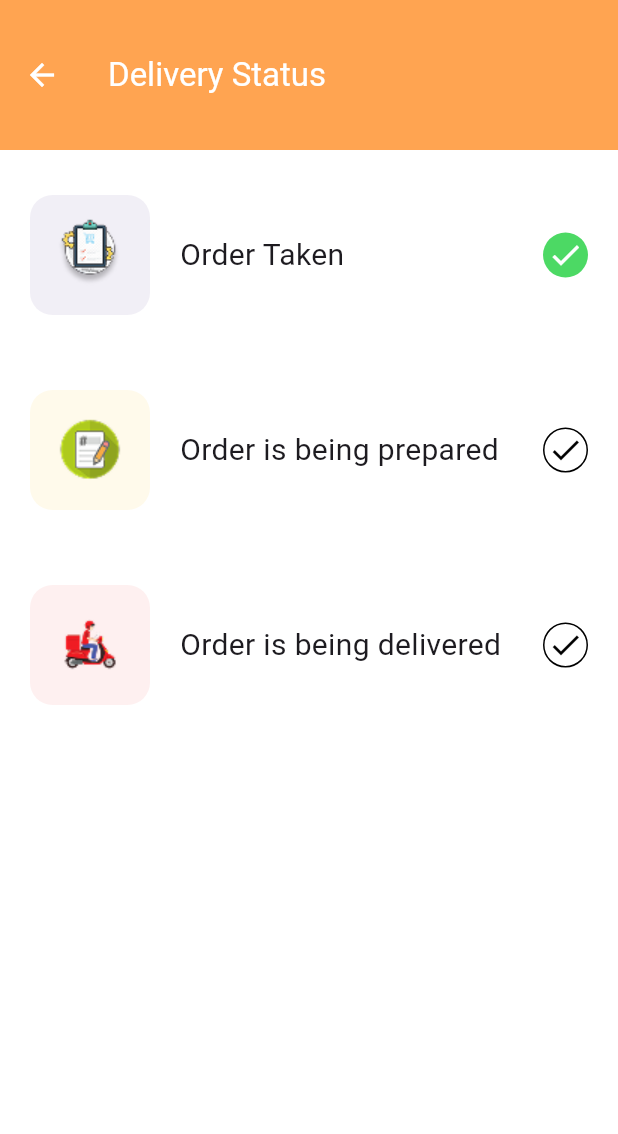
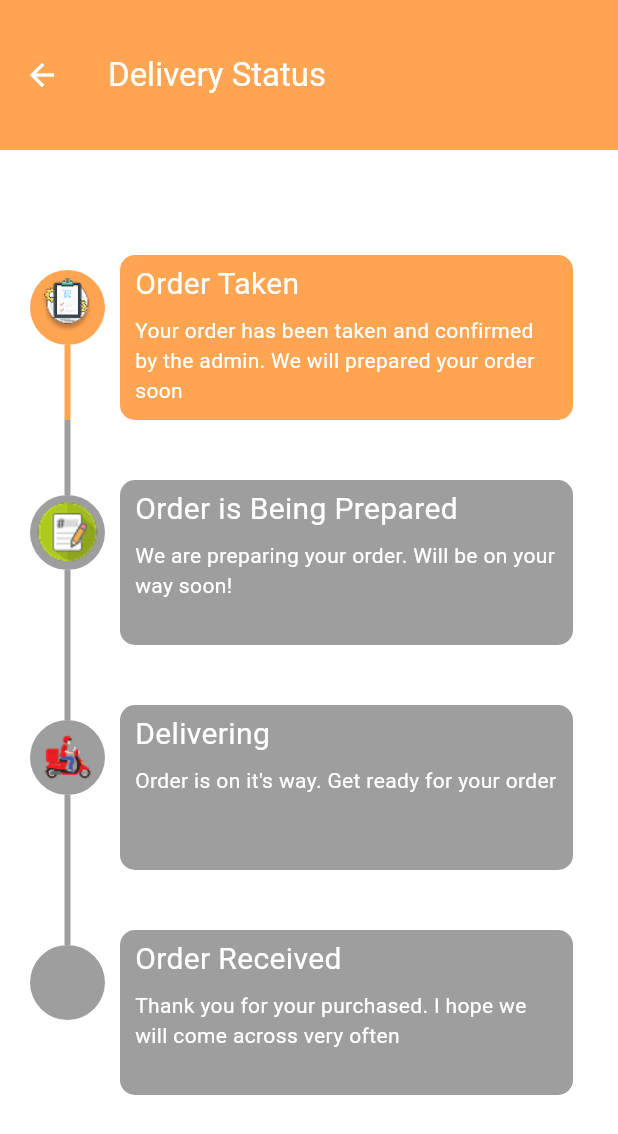
Before and after one commit to EdwardLian02/FruitHub, a Flutter app: the OrderTrackScreen screen opened by its route, on a phone screen of 412 x 824 dp. Shown: the top 1134 px of the screen. Run offline on Flutter 3.47's test engine with Material 3 defaults, Android fonts, the phone set to English and light mode, and no system bars; drawn by our look-alikes of timeline_tile; our stand-ins replace firebase_core, flutter_secure_storage, flutter_slidable, flutter_styled_toast, fluttertoast, get and 5 more; missing offline and left inert: dart:ffi; accounts and stored records are empty; network calls fail.

Commit message:
order-tracking-UI-change

```diff
--- a/Frontend/fruit_hub/lib/order_track_screen.dart
+++ b/Frontend/fruit_hub/lib/order_track_screen.dart
@@ -1,6 +1,9 @@
+import 'dart:developer';
+
 import 'package:flutter/material.dart';
 import 'package:fruit_hub/helper/app_constant.dart';
 import 'package:fruit_hub/widget_helper/order_tracking_tile.dart';
+import 'package:timeline_tile/timeline_tile.dart';
 
 class OrderTrackScreen extends StatelessWidget {
   const OrderTrackScreen({super.key});
@@ -25,27 +28,31 @@ class OrderTrackScreen extends StatelessWidget {
         child: Column(
           children: [
             OrderTrackingTile(
-              title: 'Order Taken',
-              iconImageUrl: 'assets/images/icon/take-order.png',
-              isDone: true,
-              containerBgColor: MyColor.blueBackgroundColor,
+              isFirst: true,
+              isPast: true,
+              title: "Order Taken",
+              description:
+                  "Your order has been taken and confirmed by the admin. We will prepared your order soon",
+              iconUrl: "assets/images/icon/take-order.png",
             ),
-            SizedBox(height: 50),
             OrderTrackingTile(
-              title: 'Order is being prepared',
-              iconImageUrl: 'assets/images/icon/prepared-order.png',
-              isDone: false,
-              containerBgColor: MyColor.yelloBackgroundColor,
+              title: "Order is Being Prepared",
+              description:
+                  "We are preparing your order. Will be on your way soon!",
+              iconUrl: "assets/images/icon/prepared-order.png",
             ),
-            SizedBox(height: 50),
             OrderTrackingTile(
-              title: 'Order is being delivered',
-              iconImageUrl:
-                  'assets/images/icon/delivery-man-riding-red-scooter.png',
-              isDone: false,
-              containerBgColor: MyColor.pinkBackgroundColor,
+              isLast: false,
+              title: "Delivering",
+              description: "Order is on it's way. Get ready for your order",
+              iconUrl: 'assets/images/icon/delivery-man-riding-red-scooter.png',
             ),
-            SizedBox(height: 50),
+            OrderTrackingTile(
+              isLast: true,
+              title: "Order Received",
+              description:
+                  "Thank you for your purchased. I hope we will come across very often",
+            ),
           ],
         ),
       ),
--- a/Frontend/fruit_hub/lib/widget_helper/menu_card.dart
+++ b/Frontend/fruit_hub/lib/widget_helper/menu_card.dart
@@ -13,6 +13,7 @@ class MenuCard extends StatelessWidget {
     return Obx(
       () => SizedBox(
         width: 180,
+        height: 240,
         child: Card(
           color: MyColor.whiteTextColor,
           elevation: 0.8,
--- a/Frontend/fruit_hub/lib/widget_helper/order_tracking_tile.dart
+++ b/Frontend/fruit_hub/lib/widget_helper/order_tracking_tile.dart
@@ -1,61 +1,83 @@
 import 'package:flutter/material.dart';
 import 'package:fruit_hub/helper/app_constant.dart';
-import 'package:fruit_hub/widget_helper/circle_icon_button.dart';
+import 'package:timeline_tile/timeline_tile.dart';
 
 class OrderTrackingTile extends StatelessWidget {
   final String title;
-  final String iconImageUrl;
-  final Color containerBgColor;
-  final bool isDone;
-  const OrderTrackingTile(
-      {super.key,
+  final String description;
+  final String? iconUrl;
+  final bool isFirst;
+  final bool isLast;
+  final bool isPast;
+  const OrderTrackingTile({
+    super.key,
     required this.title,
-      required this.containerBgColor,
-      required this.isDone,
-      required this.iconImageUrl});
+    required this.description,
+    this.iconUrl,
+    this.isFirst = false,
+    this.isLast = false,
+    this.isPast = false,
+  });
 
   @override
   Widget build(BuildContext context) {
-    return Row(
-      mainAxisAlignment: MainAxisAlignment.spaceBetween,
-      children: [
-        Row(
-          children: [
-            Container(
-              width: 80,
-              height: 80,
+    return SizedBox(
+      height: 150,
+      child: TimelineTile(
+        isFirst: isFirst,
+        isLast: isLast,
+        indicatorStyle: IndicatorStyle(
+            width: 50,
+            height: 50,
+            color: isPast ? MyColor.successGreen : Colors.grey,
+            iconStyle: isPast
+                ? IconStyle(
+                    iconData: Icons.check, color: MyColor.whiteTextColor)
+                : null,
+            indicator: iconUrl != null
+                ? Container(
                     decoration: BoxDecoration(
-                borderRadius: BorderRadius.circular(15),
-                color: containerBgColor,
+                      color: isPast ? MyColor.primaryColor : Colors.grey,
+                      shape: BoxShape.circle,
+                    ),
+                    child: Image.asset(iconUrl!),
+                  )
+                : null),
+        beforeLineStyle: LineStyle(
+          color: isPast ? MyColor.primaryColor : Colors.grey,
+        ),
+        hasIndicator: true,
+        endChild: Container(
+          margin: EdgeInsets.only(top: 40, right: 10, left: 10),
+          decoration: BoxDecoration(
+            color: isPast ? MyColor.primaryColor : Colors.grey,
+            borderRadius: BorderRadius.circular(10),
           ),
           child: Padding(
-                padding: EdgeInsets.all(10),
-                child: Image.asset(iconImageUrl),
-              ),
-            ),
-            SizedBox(width: 20),
+            padding: EdgeInsets.symmetric(horizontal: 10, vertical: 5),
+            child: Column(
+              crossAxisAlignment: CrossAxisAlignment.start,
+              children: [
                 Text(
                   title,
                   style: TextStyle(
                     fontSize: FontTheme.textSizeLarge,
+                    color: MyColor.whiteTextColor,
+                  ),
+                ),
+                SizedBox(height: 6),
+                Text(
+                  description,
+                  style: TextStyle(
+                    fontSize: FontTheme.textSizeSmall,
+                    color: MyColor.whiteTextColor,
                   ),
                 ),
               ],
             ),
-        CircleIconButton(
-          haveBorder: isDone ? false : true,
-          icon: isDone
-              ? Icon(
-                  Icons.check,
-                  color: Colors.white,
-                )
-              : Icon(
-                  Icons.check,
-                  color: Colors.black,
           ),
-          buttonColor: isDone ? MyColor.successGreen : Colors.transparent,
         ),
-      ],
+      ),
     );
   }
 }
--- a/Frontend/fruit_hub/pubspec.yaml
+++ b/Frontend/fruit_hub/pubspec.yaml
@@ -24,6 +24,10 @@ dependencies:
   liquid_pull_to_refresh: ^3.0.1
   intl: ^0.19.0
   popover: ^0.3.1
+  firebase_core: ^4.1.1
+  firebase_messaging: ^16.0.2
+  flutter_local_notifications: ^19.4.2
+  timeline_tile: ^2.0.0
 
 dev_dependencies:
   flutter_test:
```
Also changed, not shown: Frontend/fruit_hub/lib/filter_screen.dart (+7 -2 lines), Frontend/fruit_hub/lib/test_screen.dart (+35 -10 lines), Frontend/fruit_hub/firebase.json (added), Frontend/fruit_hub/lib/firebase_options.dart (added), Frontend/fruit_hub/pubspec.lock, 10 other files. Lines whose indentation alone changed are shown as unchanged.
